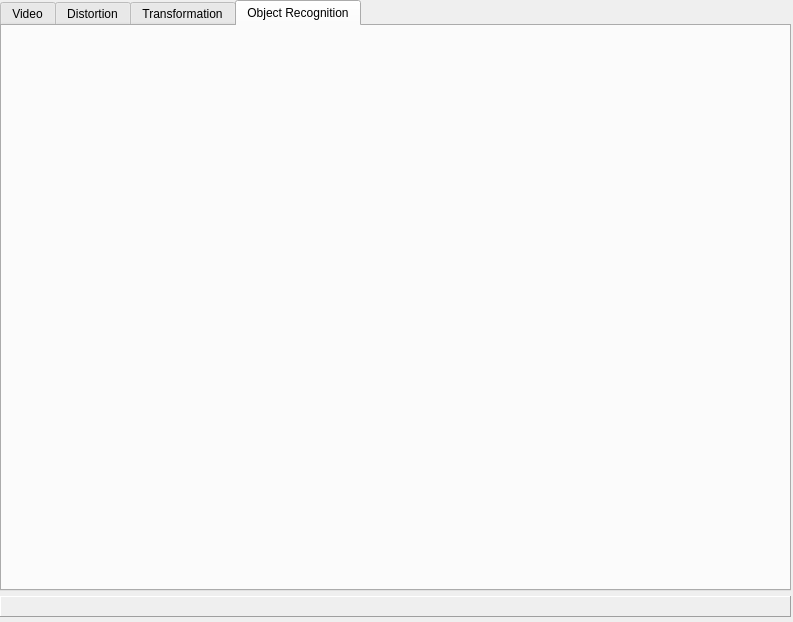
Before: the Qt Designer form mrVision/src/mrVision/gui/mainGUI.ui in NorthernStars/MR-Vision, drawn with Qt 5.
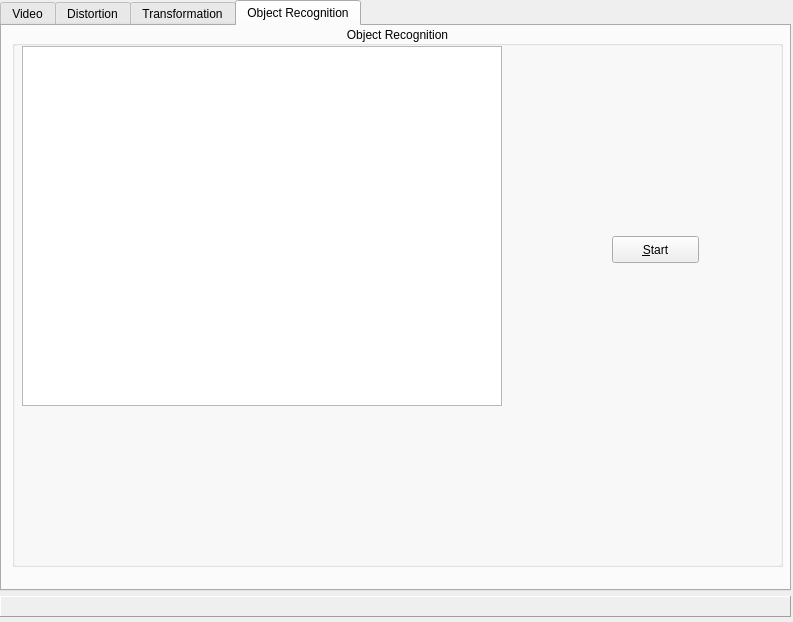
After: the same form once the commit is applied. The open tabs and pages were chosen to show the change.

Commit message: Fixed some minor bugs. Added classes for calibrating image transformation and object recognition.

Diff of the .ui file:
```diff
--- a/mrVision/src/mrVision/gui/mainGUI.ui
+++ b/mrVision/src/mrVision/gui/mainGUI.ui
@@ -634,6 +634,51 @@
     <attribute name="title">
      <string>Object Recognition</string>
     </attribute>
+    <widget class="QGroupBox" name="grbRecognition">
+     <property name="geometry">
+      <rect>
+       <x>10</x>
+       <y>0</y>
+       <width>771</width>
+       <height>541</height>
+      </rect>
+     </property>
+     <property name="title">
+      <string>Object Recognition</string>
+     </property>
+     <property name="alignment">
+      <set>Qt::AlignCenter</set>
+     </property>
+     <property name="flat">
+      <bool>false</bool>
+     </property>
+     <property name="checkable">
+      <bool>false</bool>
+     </property>
+     <widget class="QPushButton" name="cmdStartRecognition">
+      <property name="geometry">
+       <rect>
+        <x>600</x>
+        <y>210</y>
+        <width>87</width>
+        <height>27</height>
+       </rect>
+      </property>
+      <property name="text">
+       <string>&amp;Start</string>
+      </property>
+     </widget>
+     <widget class="QGraphicsView" name="imgRecognition">
+      <property name="geometry">
+       <rect>
+        <x>10</x>
+        <y>20</y>
+        <width>480</width>
+        <height>360</height>
+       </rect>
+      </property>
+     </widget>
+    </widget>
    </widget>
   </widget>
   <widget class="QLabel" name="lblStatus">
```
Left out of the diff: 18 changed lines with no effect on the pictures. The commit also changes 6 other files.
